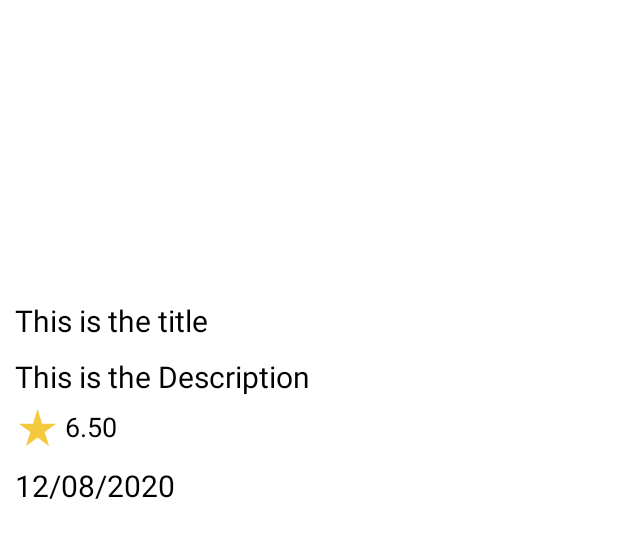
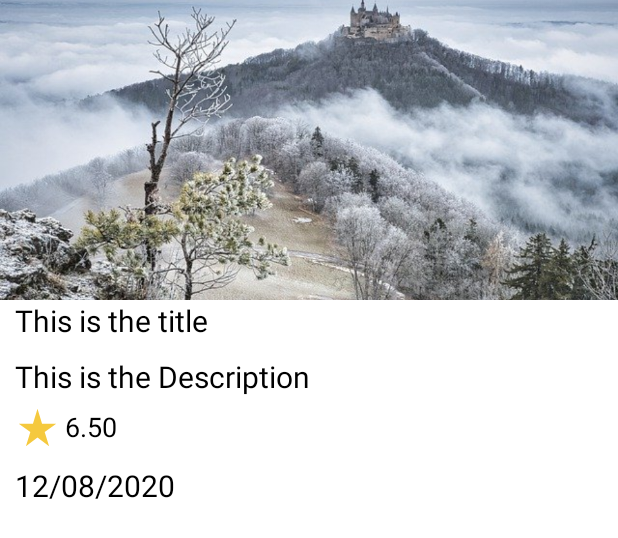
Before and after one commit to darmilola/MoviesApp, an Android app: the layout activity_movie_details.xml on its own in the app's theme, with its tools: preview values and no code run, on a phone screen of 412 x 824 dp. Shown: the top 538 px of the screen. Run offline under Robolectric (Android 15) with nearby library versions, the phone set to English and light mode, and no system bars; network calls fail.

```diff
--- a/app/src/main/res/layout/activity_movie_details.xml
+++ b/app/src/main/res/layout/activity_movie_details.xml
@@ -22,7 +22,9 @@
     <ImageView
         android:layout_width="match_parent"
         android:layout_height="200dp"
-        android:id="@+id/details_image"/>
+        android:id="@+id/details_image"
+        android:scaleType="centerCrop"
+        android:src="@drawable/castle_gf553d474a_640"/>
 
 
      <TextView
```
